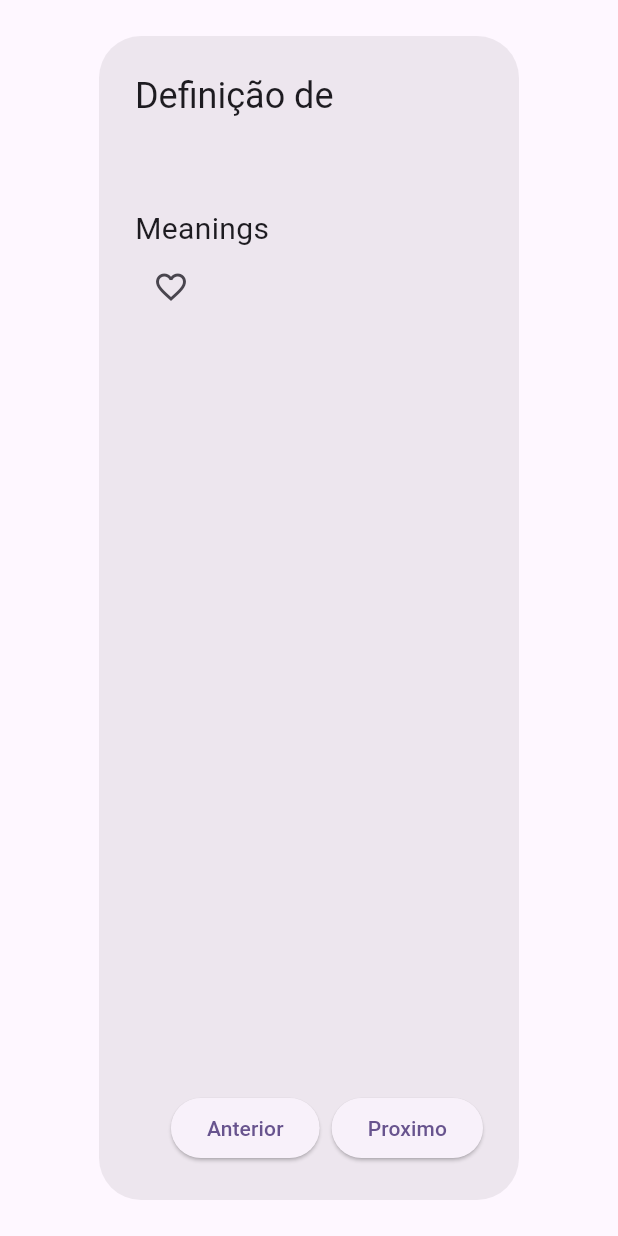
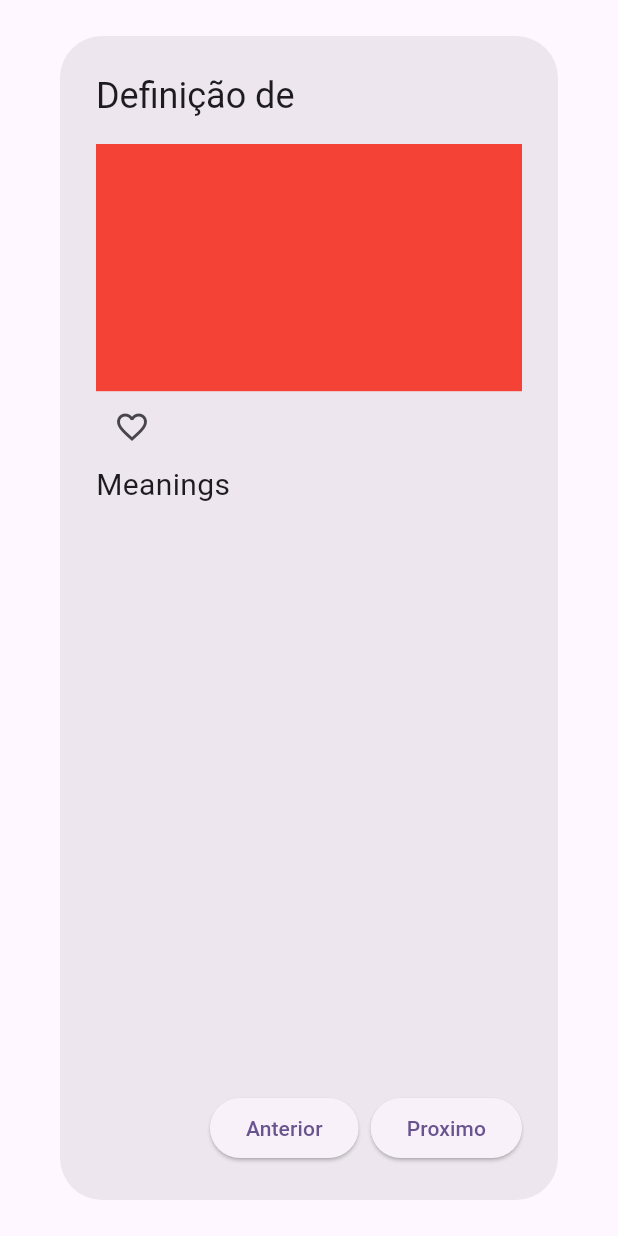
Before and after one commit to lincolncaetano/Dictionary, a Flutter app: the DialogPalavra widget shown alone on an empty page, opened directly with empty values, on a phone screen of 412 x 824 dp. Run offline on Flutter 3.47's test engine with Material 2 defaults, Android fonts, the phone set to English and light mode, and no system bars; our stand-ins replace audioplayers, cloud_firestore, firebase_auth, firebase_core, flutter_cache_manager; accounts and stored records are empty.

```diff
--- a/lib/views/recupera_senha_screen.dart
+++ b/lib/views/recupera_senha_screen.dart
@@ -21,6 +21,7 @@ class _RecuperaSenhaScreenState extends State<RecuperaSenhaScreen> {
 
       Navigator.pop(context);
       DialogUtils.showSuccessSnackbar(context, 'Email enviado com sucesso');
+
     } catch (e) {
       print('Erro ao recuperar senha: $e');
       Navigator.pop(context);
--- a/lib/views/widget/dialog_palavra.dart
+++ b/lib/views/widget/dialog_palavra.dart
@@ -56,11 +56,22 @@ class _DialogPalavraState extends State<DialogPalavra> {
       content: Column(
         crossAxisAlignment: CrossAxisAlignment.start,
         children: [
-          Text('${definicao.word}'),
-          Text(definicao.phonetic == null ? "Fonética não encontrada!" : '${definicao.phonetic}') ,
-          Text("Meanings", style: TextStyle( fontSize: 20)),
-          for (var meaning in definicao.meanings!)
-            Text('${meaning.partOfSpeech}: ${meaning.definitions![0].definition}'),
+          Container(
+            width: MediaQuery.of(context).size.width * 0.8,
+            height: MediaQuery.of(context).size.height * 0.2,
+            color: Colors.red,
+            child: Column(
+              crossAxisAlignment: CrossAxisAlignment.center,
+              mainAxisAlignment: MainAxisAlignment.center,
+              mainAxisSize: MainAxisSize.max,
+              children: [
+                Text('${definicao.word}', style: TextStyle( fontSize: 20)),
+                Text(definicao.phonetic == null ? "Fonética não encontrada!" : '${definicao.phonetic}', style: TextStyle( fontSize: 20)),
+              ],
+            ),
+          ),
+          //Text('${definicao.word}'),
+          //Text(definicao.phonetic == null ? "Fonética não encontrada!" : '${definicao.phonetic}') ,
           IconButton(
               onPressed: (){
                 !isFavorita ?
@@ -71,7 +82,11 @@ class _DialogPalavraState extends State<DialogPalavra> {
               },
               icon: isFavorita ? Icon(Icons.favorite, color: Colors.red,) : Icon(Icons.favorite_border)
           ),
-          audio != null ? PlayerWidget(player: player) : Container()
+          audio != null ? PlayerWidget(player: player) : Container(),
+          Text("Meanings", style: TextStyle( fontSize: 20)),
+          for (var meaning in definicao.meanings!)
+            Text('${meaning.partOfSpeech}: ${meaning.definitions![0].definition}'),
+
         ],
       ),
       actions: [
```
Also changed, not shown: 1 other file.
